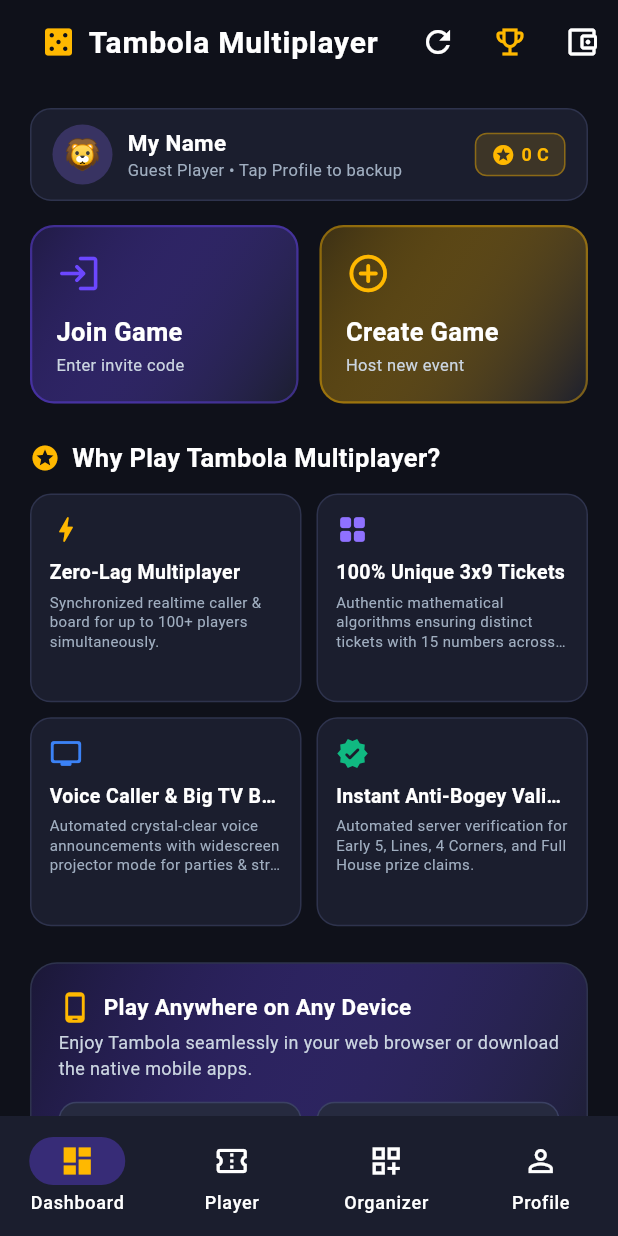
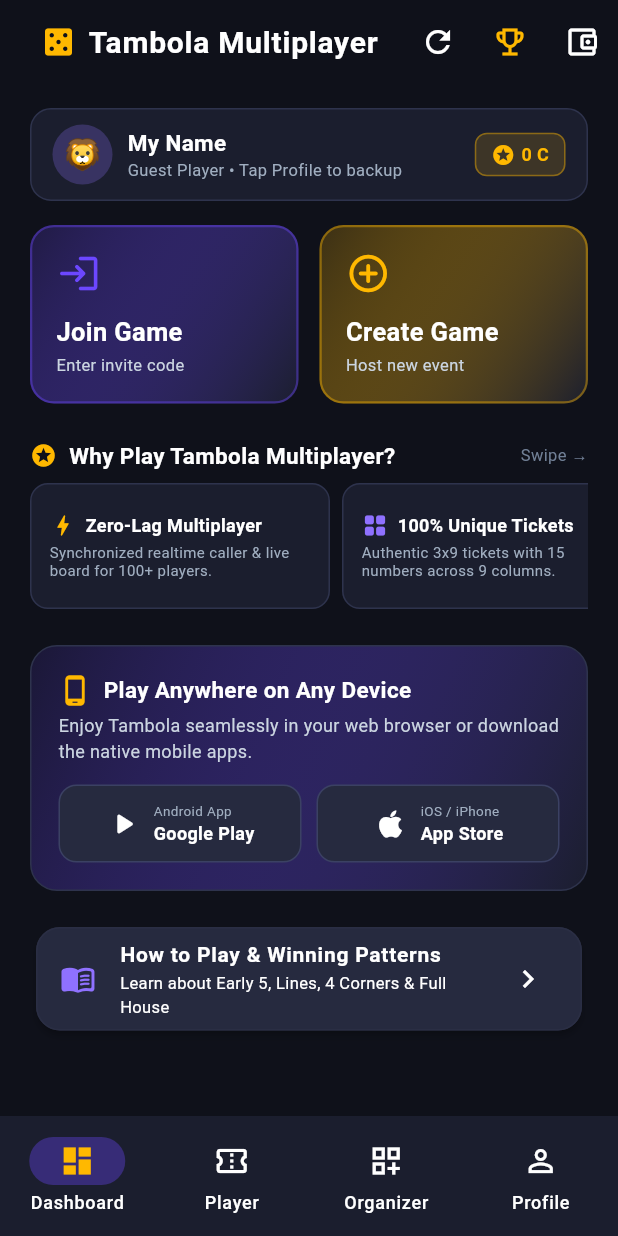
Before and after one commit to krishnagbm/tambola, a Flutter app: the screen it shows after launch, on a phone screen of 412 x 824 dp. Run offline on Flutter 3.47's test engine with Material 3 defaults, Android fonts, the phone set to English and light mode, and no system bars; our stand-ins replace flutter_dotenv, flutter_riverpod, flutter_tts, go_router, qr_flutter, share_plus and 2 more; accounts and stored records are empty; network calls fail.

Commit message:
Use compact horizontal USP cards and exclusive Digital App Studio branding

```diff
--- a/docs/Change_requirments_Bug_Report.txt
+++ b/docs/Change_requirments_Bug_Report.txt
@@ -7,7 +7,7 @@
      * Tab 0 - **Dashboard**: Player identity strip, active live game banner, Hero action cards, 4-card USP showcase, App Store / Google Play download badges, and "How to Play" guide.
      * Tab 1 - **Player Hub**: Quick invite code entry, "My Joined Games" with filter chips (`ALL`, `LIVE`, `WAITING`, `COMPLETED`), and Rewards shortcut.
      * Tab 2 - **Organizer Hub**: "Create New Game" button, Organizer Wallet preview (+200 test credits & Top Up), "My Hosted Games" with filter chips (`ALL`, `LIVE`, `LOBBY`, `COMPLETED`), and Prize Verification card.
-     * Tab 3 - **Profile & Settings**: Avatar/display name card, Google & Email Social Sign-In section, and Rapid Games / Digital App Studio branding footer.
+     * Tab 3 - **Profile & Settings**: Avatar/display name card, Google & Email Social Sign-In section, and Digital App Studio branding footer.
 2. Intelligent Randomized Default Event Names & Shuffle Button (Item 4):
    - Added rotating list of intelligent event names in `CreateGameScreen` (e.g., "Weekend Tambola Blitz ⚡", "Family Housie Bonanza 🏠", "Friday Night Housie Fiesta 🎉", "Grand Tambola Jackpot 🏆").
    - Added a 🎲 Shuffle suffix button in the Game Name text field to generate names on-demand.
@@ -17,15 +17,15 @@
    - Added edit pencil icon button and modal dialog in `AdminGameControlScreen` (Live Gameplay Controls).
 4. Web Landing / Home Page with USP Showcase & Store Badges (Items 6, 7 & 8):
    - Added top "Home" navigation button on `JoinGameScreen` so visitors coming via shared deep links can explore the full web platform.
-   - Created a dedicated USP showcase on `HomeScreen` (Tab 0) highlighting:
-     * ⚡ Zero Wait & Instant Play
-     * 🎲 Guaranteed Unique Tickets
-     * 🎙️ Smart Audio Caller & Auto-Verification
-     * 👥 Live Real-Time Multiplayer
-   - Added App Store & Google Play download badges styled like `https://games.rapidcfl.com`.
+   - Created a dedicated USP showcase on `HomeScreen` (Tab 0) with compact horizontal swipe cards taking minimal vertical height.
+   - Added App Store & Google Play download badges linked to `https://tambola.digitalappstudio.com`.
 5. Social Sign-In (Google & Email) via Supabase Auth (Item 9):
    - Added `signInWithGoogle` and `signInWithEmail` (OTP/Magic Link) in `AuthRepository`.
    - Built a dedicated Social Sign-In card in `HomeScreen` Profile tab (Tab 3) allowing players/organizers to back up their account and wallet across devices.
+6. Pure Digital App Studio Branding (Item 6):
+   - Removed all references to Rapid Consulting Firm across footer, store links, and docs to keep exclusive Digital App Studio branding.
+7. Compact Horizontal USP Cards (Item 7):
+   - Converted the 4 USP cards on `HomeScreen` Dashboard from a tall 2x2 grid to a compact horizontal scroll card list (`height: 84`), saving over 50% vertical space on mobile and dashboard views.
 
 1. Game Ended Player UI Interactions Disabled (Item 3)
    - Updated `PlayerTicketScreen` to pass `isGameEnded` to both `_buildTicketMatrix` and `_buildPrizeClaimsSection`. When the game concludes, unclaimed prize buttons are clearly disabled with `Unclaimed (Game Over)` and ticket cell clicks are disabled to prevent invalid post-game claim attempts.
--- a/lib/features/home/screens/home_screen.dart
+++ b/lib/features/home/screens/home_screen.dart
@@ -395,25 +395,25 @@
         'icon': Icons.bolt_rounded,
         'color': AppTheme.secondaryColor,
         'title': 'Zero-Lag Multiplayer',
-        'desc': 'Synchronized realtime caller & board for up to 100+ players simultaneously.',
+        'desc': 'Synchronized realtime caller & live board for 100+ players.',
       },
       {
         'icon': Icons.grid_view_rounded,
         'color': AppTheme.primaryLight,
-        'title': '100% Unique 3x9 Tickets',
-        'desc': 'Authentic mathematical algorithms ensuring distinct tickets with 15 numbers across 9 columns.',
+        'title': '100% Unique Tickets',
+        'desc': 'Authentic 3x9 tickets with 15 numbers across 9 columns.',
       },
       {
         'icon': Icons.tv_rounded,
         'color': AppTheme.accentInfo,
-        'title': 'Voice Caller & Big TV Board',
-        'desc': 'Automated crystal-clear voice announcements with widescreen projector mode for parties & streams.',
+        'title': 'Voice Caller & TV Board',
+        'desc': 'Voice announcements with widescreen TV projector mode.',
       },
       {
         'icon': Icons.verified_rounded,
         'color': AppTheme.accentSuccess,
-        'title': 'Instant Anti-Bogey Validation',
-        'desc': 'Automated server verification for Early 5, Lines, 4 Corners, and Full House prize claims.',
+        'title': 'Anti-Bogey Validation',
+        'desc': 'Automated instant verification for lines & Full House.',
       },
     ];
 
@@ -421,60 +421,72 @@
       crossAxisAlignment: CrossAxisAlignment.start,
       children: [
         const Row(
+          mainAxisAlignment: MainAxisAlignment.spaceBetween,
           children: [
-            Icon(Icons.stars, color: AppTheme.secondaryColor, size: 20),
+            Row(
+              children: [
+                Icon(Icons.stars, color: AppTheme.secondaryColor, size: 18),
                 SizedBox(width: 8),
                 Text(
                   'Why Play Tambola Multiplayer?',
-              style: TextStyle(fontSize: 17, fontWeight: FontWeight.bold, color: Colors.white),
+                  style: TextStyle(fontSize: 15, fontWeight: FontWeight.bold, color: Colors.white),
                 ),
               ],
             ),
-        const SizedBox(height: 12),
-        GridView.builder(
-          shrinkWrap: true,
-          physics: const NeverScrollableScrollPhysics(),
-          gridDelegate: const SliverGridDelegateWithFixedCrossAxisCount(
-            crossAxisCount: 2,
-            crossAxisSpacing: 10,
-            mainAxisSpacing: 10,
-            childAspectRatio: 1.3,
+            Text(
+              'Swipe →',
+              style: TextStyle(fontSize: 11, color: Color(0xFF718096)),
             ),
+          ],
+        ),
+        const SizedBox(height: 8),
+        SizedBox(
+          height: 84,
+          child: ListView.separated(
+            scrollDirection: Axis.horizontal,
             itemCount: usps.length,
+            separatorBuilder: (_, __) => const SizedBox(width: 8),
             itemBuilder: (ctx, idx) {
               final item = usps[idx];
               final color = item['color'] as Color;
               return Container(
-              padding: const EdgeInsets.all(12),
+                width: 200,
+                padding: const EdgeInsets.symmetric(horizontal: 12, vertical: 10),
                 decoration: BoxDecoration(
                   color: AppTheme.darkCard,
-                borderRadius: BorderRadius.circular(14),
+                  borderRadius: BorderRadius.circular(12),
                   border: Border.all(color: const Color(0xFF2E334D)),
                 ),
                 child: Column(
                   crossAxisAlignment: CrossAxisAlignment.start,
+                  mainAxisAlignment: MainAxisAlignment.center,
                   children: [
-                  Icon(item['icon'] as IconData, color: color, size: 22),
-                  const SizedBox(height: 8),
-                  Text(
-                    item['title'] as String,
-                    style: const TextStyle(fontSize: 13, fontWeight: FontWeight.bold, color: Colors.white),
-                    maxLines: 1,
-                    overflow: TextOverflow.ellipsis,
-                  ),
-                  const SizedBox(height: 4),
+                    Row(
+                      children: [
+                        Icon(item['icon'] as IconData, color: color, size: 18),
+                        const SizedBox(width: 6),
                         Expanded(
                           child: Text(
-                      item['desc'] as String,
-                      style: const TextStyle(fontSize: 10, color: Color(0xFFA0AEC0), height: 1.3),
-                      maxLines: 3,
+                            item['title'] as String,
+                            style: const TextStyle(fontSize: 12, fontWeight: FontWeight.bold, color: Colors.white),
+                            maxLines: 1,
                             overflow: TextOverflow.ellipsis,
                           ),
                         ),
                       ],
                     ),
+                    const SizedBox(height: 4),
+                    Text(
+                      item['desc'] as String,
+                      style: const TextStyle(fontSize: 10, color: Color(0xFFA0AEC0), height: 1.2),
+                      maxLines: 2,
+                      overflow: TextOverflow.ellipsis,
+                    ),
+                  ],
+                ),
               );
             },
+          ),
         ),
       ],
     );
@@ -522,7 +534,7 @@
                   title: 'Google Play',
                   subtitle: 'Android App',
                   icon: Icons.play_arrow_rounded,
-                  onTap: () => _launchURL('https://games.rapidcfl.com'),
+                  onTap: () => _launchURL('https://tambola.digitalappstudio.com'),
                 ),
               ),
               const SizedBox(width: 10),
@@ -531,7 +543,7 @@
                   title: 'App Store',
                   subtitle: 'iOS / iPhone',
                   icon: Icons.apple,
-                  onTap: () => _launchURL('https://games.rapidcfl.com'),
+                  onTap: () => _launchURL('https://tambola.digitalappstudio.com'),
                 ),
               ),
             ],
@@ -1280,9 +1292,9 @@
             child: Column(
               children: [
                 InkWell(
-                  onTap: () => _launchURL('https://games.rapidcfl.com'),
+                  onTap: () => _launchURL('https://tambola.digitalappstudio.com'),
                   child: const Text(
-                    'Developed by Rapid Consulting Firm LLC & Digital App Studio',
+                    'Developed by Digital App Studio',
                     style: TextStyle(fontSize: 11, color: Color(0xFFA0AEC0), decoration: TextDecoration.underline),
                     textAlign: TextAlign.center,
                   ),
```
Lines whose indentation alone changed are shown as unchanged.
